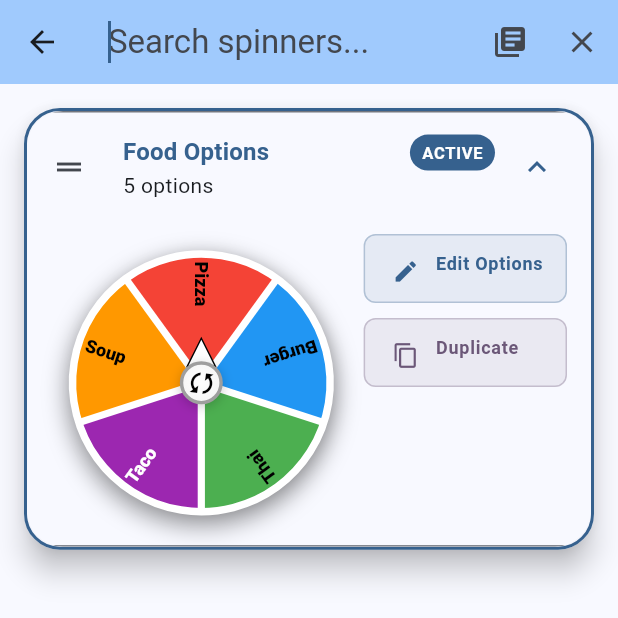
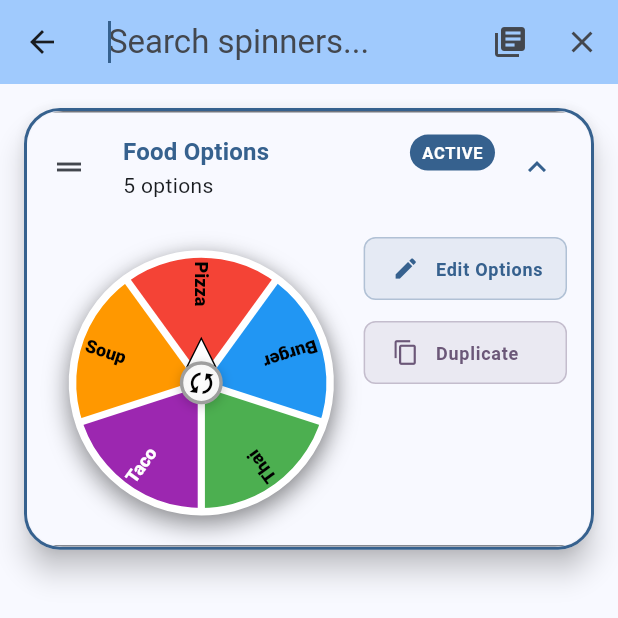
Before and after one commit to BigFlexLiu/OptiChoice-Gamified-Decision-Assistant, a Flutter app: the AllSpinnerView screen opened directly, after a tap on "Food Options", after a tap on the "search" icon, on a phone screen of 412 x 824 dp, the top half of it. Run offline on Flutter 3.47's test engine with Material 3 defaults, Android fonts, the phone set to English and light mode, and no system bars; our stand-ins replace logger, shared_preferences; missing offline and left inert: flutter_reorderable_grid_view, flutter_soloud; accounts and stored records are empty.

Commit message:
Enhancement: Align text baseline to icon in action buttons

```diff
--- a/lib/widgets/spinner_card.dart
+++ b/lib/widgets/spinner_card.dart
@@ -171,21 +171,21 @@ class SpinnerCard extends StatelessWidget {
       ),
       child: Row(
         mainAxisSize: MainAxisSize.min,
-        crossAxisAlignment: CrossAxisAlignment.start,
+        crossAxisAlignment: CrossAxisAlignment.center,
         children: [
-          SizedBox(
-            width: 24,
-            child: Padding(
-              padding: const EdgeInsets.only(top: 4),
-              child: Icon(icon, size: 18),
-            ),
-          ),
+          SizedBox(width: 24, child: Icon(icon, size: 18)),
           const SizedBox(width: 8),
           Flexible(
-            child: Text(
-              label,
-              softWrap: false,
-              overflow: TextOverflow.ellipsis,
+            child: Transform.translate(
+              offset: const Offset(
+                0,
+                1,
+              ), // Slight downward adjustment to align with icon baseline
+              child: Text(
+                label,
+                softWrap: false,
+                overflow: TextOverflow.ellipsis,
+              ),
             ),
           ),
         ],
```
